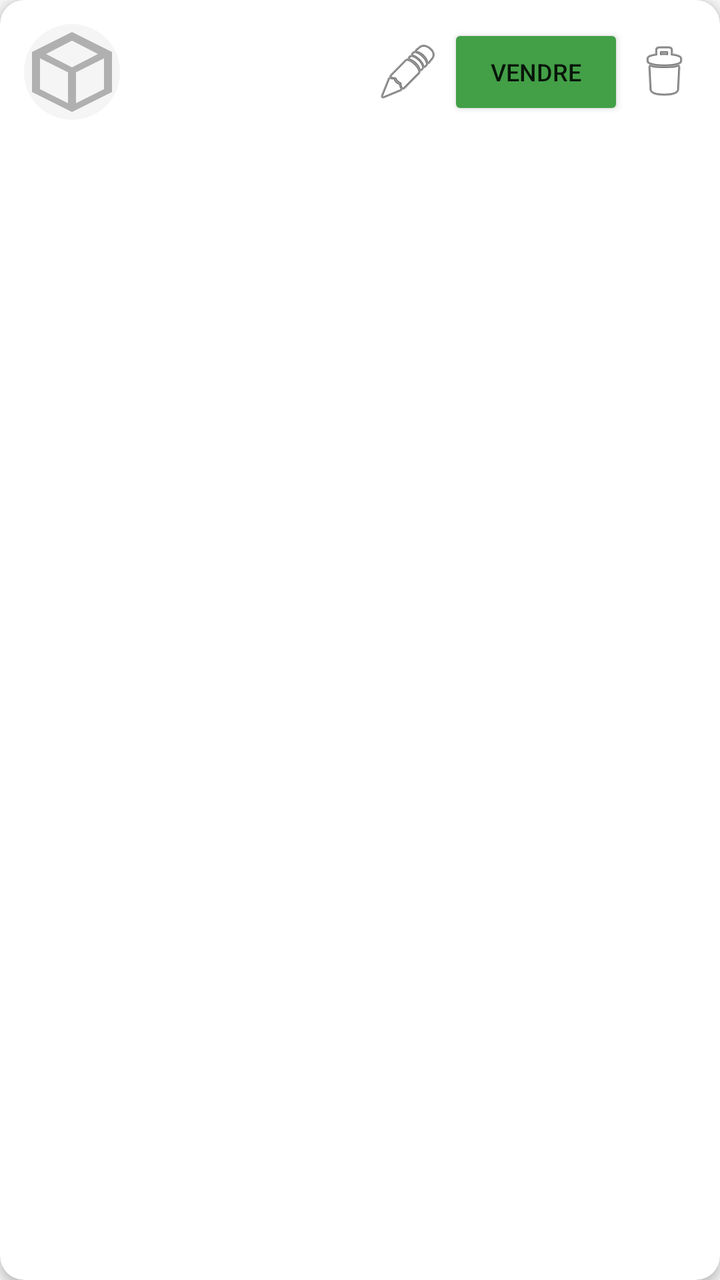
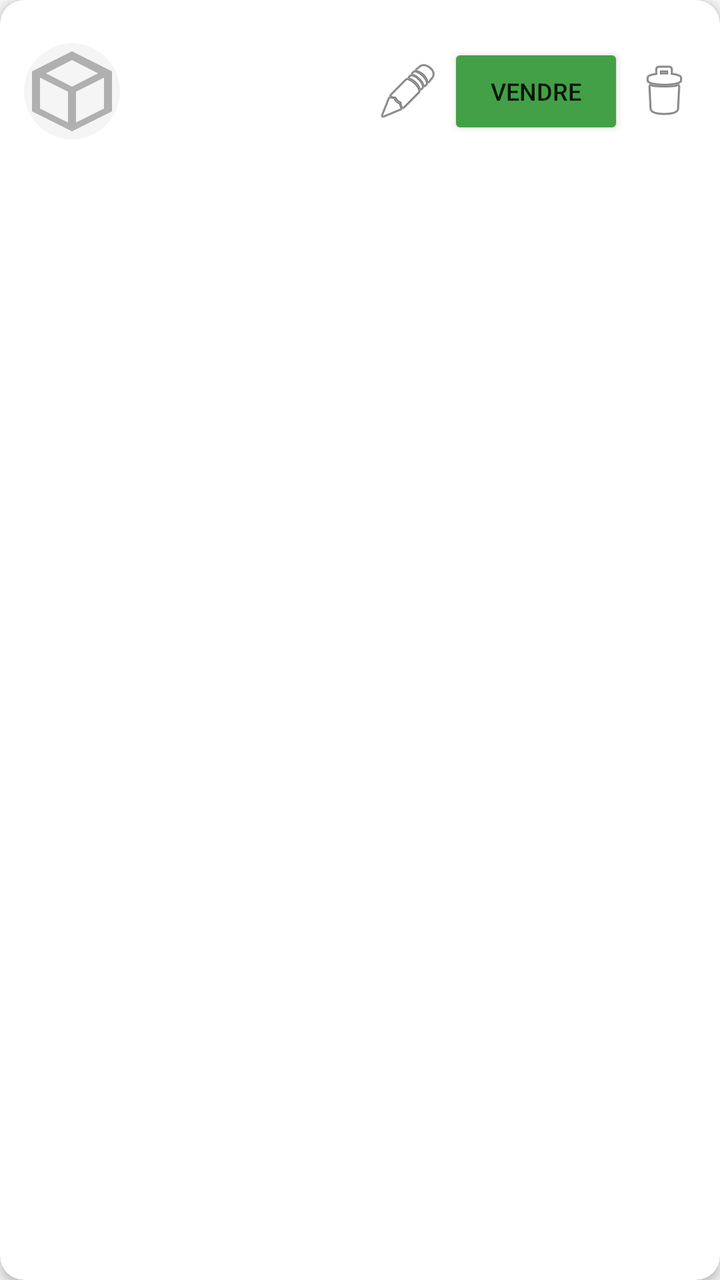

The first picture is an Android layout as it rendered before a commit; the second is the same layout after the commit. The layout source and the unified diff follow.
<!-- AndroidManifest.xml: application theme Theme.MonStock -->
<!-- res/layout/item_product.xml -->
<?xml version="1.0" encoding="utf-8"?>
<androidx.cardview.widget.CardView xmlns:android="http://schemas.android.com/apk/res/android"
    xmlns:app="http://schemas.android.com/apk/res-auto"
    android:layout_width="match_parent"
    android:layout_height="wrap_content"
    android:layout_margin="6dp"
    app:cardBackgroundColor="@color/surface"
    app:cardCornerRadius="12dp"
    app:cardElevation="3dp">

    <LinearLayout
        android:layout_width="match_parent"
        android:layout_height="wrap_content"
        android:orientation="horizontal"
        android:padding="12dp"
        android:gravity="center_vertical">

        <androidx.cardview.widget.CardView
            android:layout_width="48dp"
            android:layout_height="48dp"
            app:cardCornerRadius="24dp"
            app:cardElevation="0dp"
            android:layout_marginEnd="12dp">

            <ImageView
                android:id="@+id/ivPhoto"
                android:layout_width="match_parent"
                android:layout_height="match_parent"
                android:background="@color/background"
                android:scaleType="centerCrop"
                android:contentDescription="@null"
                android:src="@drawable/ic_product_placeholder" />
        </androidx.cardview.widget.CardView>

        <LinearLayout
            android:layout_width="0dp"
            android:layout_height="wrap_content"
            android:layout_weight="1"
            android:orientation="vertical">

            <TextView
                android:id="@+id/tvName"
                android:layout_width="wrap_content"
                android:layout_height="wrap_content"
                android:textSize="19sp"
                android:textStyle="bold"
                android:textColor="#000000" />

            <TextView
                android:id="@+id/tvDetails"
                android:layout_width="wrap_content"
                android:layout_height="wrap_content"
                android:layout_marginTop="2dp"
                android:textSize="15sp"
                android:textStyle="bold"
                android:textColor="@color/accent" />
        </LinearLayout>

        <ImageButton
            android:id="@+id/btnEdit"
            android:layout_width="wrap_content"
            android:layout_height="wrap_content"
            android:src="@android:drawable/ic_menu_edit"
            android:background="?attr/selectableItemBackgroundBorderless"
            android:contentDescription="@null"
            android:layout_marginEnd="4dp" />

        <Button
            android:id="@+id/btnSell"
            android:layout_width="wrap_content"
            android:layout_height="wrap_content"
            android:text="@string/sell"
            android:textSize="12sp"
            android:backgroundTint="@color/accent" />

        <ImageButton
            android:id="@+id/btnDelete"
            android:layout_width="wrap_content"
            android:layout_height="wrap_content"
            android:src="@android:drawable/ic_menu_delete"
            android:background="?attr/selectableItemBackgroundBorderless"
            android:contentDescription="@null"
            android:layout_marginStart="4dp" />

    </LinearLayout>

</androidx.cardview.widget.CardView>
<!-- resources referenced by this layout -->
<resources>
  <color name="accent">#43A047</color>
  <color name="background">#F5F5F5</color>
  <color name="surface">#FFFFFF</color>
  <!-- drawable ic_product_placeholder (drawable) -->
  <vector xmlns:android="http://schemas.android.com/apk/res/android"
      android:width="48dp"
      android:height="48dp"
      android:viewportWidth="24"
      android:viewportHeight="24"
      android:tint="#B0B0B0">
      <path
          android:fillColor="@android:color/white"
          android:pathData="M12,2L2,7v10l10,5 10,-5V7L12,2zM12,4.15L18.5,7.5 12,10.85 5.5,7.5 12,4.15zM4,8.6l7,3.5v7.7l-7,-3.5V8.6zM13,19.8v-7.7l7,-3.5v7.7L13,19.8z" />
  </vector>
  <string name="sell">Vendre</string>
  <style name="Theme.MonStock" parent="Theme.MaterialComponents.DayNight.NoActionBar">
          <item name="colorPrimary">@color/primary</item>
          <item name="colorPrimaryDark">@color/primary_dark</item>
          <item name="colorAccent">@color/accent</item>
          <item name="android:windowBackground">@color/background</item>
      </style>
  <color name="primary">#1565C0</color>
  <color name="primary_dark">#0D47A1</color>
</resources>

<!-- the commit's change to res/layout/item_product.xml (unified diff, before → after) -->
@@ -54,6 +54,15 @@
                 android:textSize="15sp"
                 android:textStyle="bold"
                 android:textColor="@color/accent" />
+
+            <TextView
+                android:id="@+id/tvComposants"
+                android:layout_width="wrap_content"
+                android:layout_height="wrap_content"
+                android:layout_marginTop="3dp"
+                android:textSize="12sp"
+                android:textStyle="italic"
+                android:textColor="#888888" />
         </LinearLayout>
 
         <ImageButton
